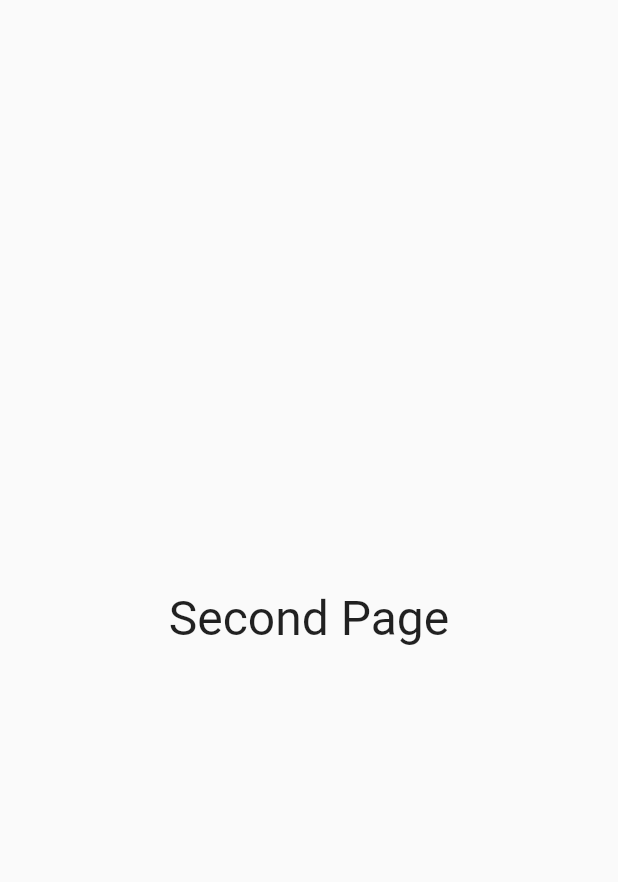
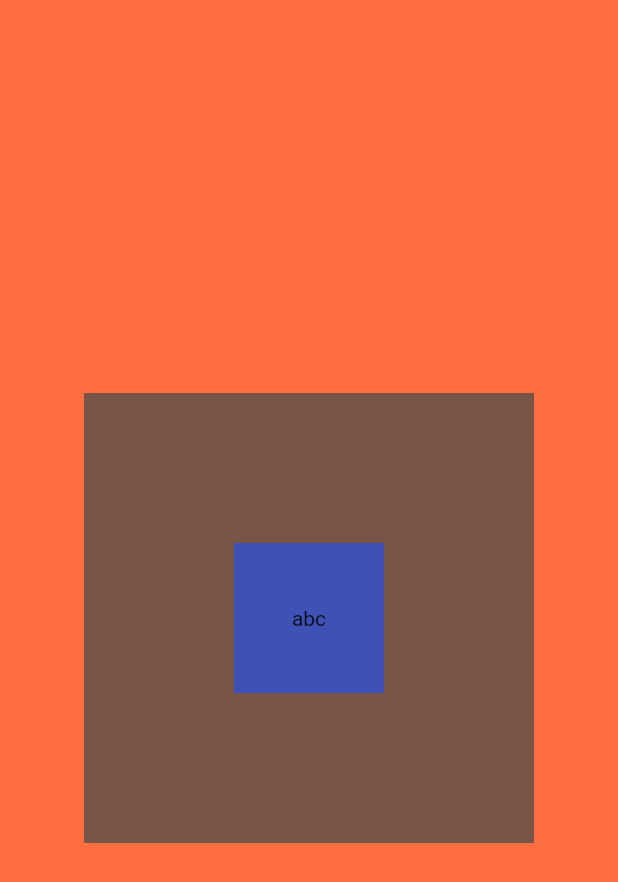
Before and after one commit to jihanislam007/ict_flutter_development_batch4, a Flutter app: the screen it shows after launch, after a tap on "Button push", on a phone screen of 412 x 824 dp. Shown: the top 882 px of the screen. Run offline on Flutter 3.47's test engine with Material 2 defaults, Android fonts, the phone set to English and light mode, and no system bars; network calls fail.

Commit message:
class -8

```diff
--- /dev/null
+++ b/lib/FirstPage.dart
@@ -0,0 +1,101 @@
+import 'package:flutter/material.dart';
+import 'package:ict_flutter_development_batch4/OfflineImageLoad.dart';
+import 'package:ict_flutter_development_batch4/OnlineImageLoading.dart';
+
+import 'Secondpage.dart';
+
+class Firstpage extends StatelessWidget {
+  const Firstpage({Key? key}) : super(key: key);
+
+  @override
+  Widget build(BuildContext context) {
+    return
+      Scaffold(
+        appBar: AppBar(
+          title: Text("Batch -4"),
+        ),
+        body: SafeArea(
+            child: ListView(
+              children: [
+                Container(
+                    height: 200,
+                    color: Colors.green,
+                    child: ListView(
+                      children: [
+                        Text("cdvdvd",style: TextStyle(fontSize: 32),),
+                        Text("cdvdvd",style: TextStyle(fontSize: 32))
+                      ],
+                    )),
+                Padding(
+                  padding: const EdgeInsets.all(8.0),
+                  child: Container(height: 200,
+                      color: Colors.red,child: Text("cdvdvd",style: TextStyle(fontSize: 32))),
+                ),
+                Align(
+                  alignment: Alignment.bottomRight,
+                  child: Padding(
+                    padding: const EdgeInsets.all(8.0),
+                    child: Container(
+                        height: 100,
+                        width: 200,
+                        color: Colors.amber,
+                        child: ListView(
+                          children: [
+                            Container(
+                              color: Colors.purple,
+                              child: Text("cdvdvd",textAlign: TextAlign.right,style: TextStyle(fontSize: 32)),
+                            ),
+                            Container(
+                              height: 24,
+                              color: Colors.brown,
+                              child: Text(""),
+                            ),
+                            Container(
+                              color: Colors.deepPurple,
+                              child: Text("cdvdvd",textAlign: TextAlign.right,style: TextStyle(fontSize: 32)),
+                            ),
+                          ],
+                        )),
+                  ),
+                ),
+
+                ElevatedButton(
+                    style: ButtonStyle(
+                      backgroundColor: MaterialStateProperty.all<Color>(Colors.amber),
+                    ),
+                    onPressed: (){
+
+                      Navigator.push(context, MaterialPageRoute(builder: (context)=> Secondpage()));
+
+                    }, child: Text("Button push",
+                )),
+                TextButton(onPressed: (){}, child: Text("text Button")),
+                OutlinedButton(onPressed: (){}, child: Text("text Button"))
+
+                ,ElevatedButton(
+                    style: ButtonStyle(
+                      backgroundColor: MaterialStateProperty.all<Color>(Colors.amber),
+                    ),
+                    onPressed: (){
+
+                      Navigator.push(context, MaterialPageRoute(builder: (context)=> OnlineImageLoad()));
+
+                    }, child: Text("Button push",
+                )),
+
+                ElevatedButton(
+        style: ButtonStyle(
+        backgroundColor: MaterialStateProperty.all<Color>(Colors.amber),
+      ),
+    onPressed: (){
+
+    Navigator.push(context, MaterialPageRoute(builder: (context)=> OfflineImageLoad()));
+
+    }, child: Text("Offline Image Load",
+    )),
+              ],
+            )
+        ),
+      );
+  }
+}
--- /dev/null
+++ b/lib/Secondpage.dart
@@ -0,0 +1,28 @@
+import 'package:flutter/material.dart';
+
+class Secondpage extends StatelessWidget {
+
+  @override
+  Widget build(BuildContext context) {
+    return Scaffold(
+      body: Container(
+        color: Colors.deepOrangeAccent,
+        child: Center(
+          child: Container(
+            height: 300,
+            width: 300,
+            color: Colors.brown,
+            child: Center(
+              child: Container(
+                height: 100,
+                width: 100,
+                color: Colors.indigo,
+                child: Center(child: Text("abc")),
+              ),
+            ),
+          ),
+        ),
+      ),
+    );
+  }
+}
--- a/lib/main.dart
+++ b/lib/main.dart
@@ -1,4 +1,6 @@
 import 'package:flutter/material.dart';
+
+import 'FirstPage.dart';
 
 void main() {
   runApp(Shihab());
@@ -9,93 +11,6 @@ class Shihab extends StatelessWidget {
   Widget build(BuildContext context) {
     return MaterialApp(
       home:Firstpage()
-      //Secondpage()
     );
   }
 }
-
-class Firstpage extends StatelessWidget {
-  const Firstpage({Key? key}) : super(key: key);
-
-  @override
-  Widget build(BuildContext context) {
-    return
-      Scaffold(
-      appBar: AppBar(
-        title: Text("Batch -4"),
-      ),
-      body: SafeArea(
-          child: ListView(
-            children: [
-              Container(
-                  height: 200,
-                  color: Colors.green,
-                  child: ListView(
-                    children: [
-                      Text("cdvdvd",style: TextStyle(fontSize: 32),),
-                      Text("cdvdvd",style: TextStyle(fontSize: 32))
-                    ],
-                  )),
-              Padding(
-                padding: const EdgeInsets.all(8.0),
-                child: Container(height: 200,
-                    color: Colors.red,child: Text("cdvdvd",style: TextStyle(fontSize: 32))),
-              ),
-              Align(
-                alignment: Alignment.bottomRight,
-                child: Padding(
-                  padding: const EdgeInsets.all(8.0),
-                  child: Container(
-                      height: 100,
-                      width: 200,
-                      color: Colors.amber,
-                      child: ListView(
-                        children: [
-                          Container(
-                            color: Colors.purple,
-                            child: Text("cdvdvd",textAlign: TextAlign.right,style: TextStyle(fontSize: 32)),
-                          ),
-                          Container(
-                            height: 24,
-                            color: Colors.brown,
-                            child: Text(""),
-                          ),
-                          Container(
-                            color: Colors.deepPurple,
-                            child: Text("cdvdvd",textAlign: TextAlign.right,style: TextStyle(fontSize: 32)),
-                          ),
-                        ],
-                      )),
-                ),
-              ),
-
-              ElevatedButton(
-                  style: ButtonStyle(
-                    backgroundColor: MaterialStateProperty.all<Color>(Colors.amber),
-                  ),
-                  onPressed: (){
-
-                    Navigator.push(context, MaterialPageRoute(builder: (context)=> Secondpage()));
-
-                  }, child: Text("Button push",
-                )),
-              TextButton(onPressed: (){}, child: Text("text Button")),
-              OutlinedButton(onPressed: (){}, child: Text("text Button"))
-
-            ],
-          )
-      ),
-    );
-  }
-}
-
-
-class Secondpage extends StatelessWidget {
-
-  @override
-  Widget build(BuildContext context) {
-    return Scaffold(
-      body: Center(child: Text("Second Page", style: TextStyle(fontSize: 32),)),
-    );
-  }
-}
--- a/pubspec.yaml
+++ b/pubspec.yaml
@@ -45,8 +45,9 @@ flutter:
   uses-material-design: true
 
   # To add assets to your application, add an assets section, like this:
-  # assets:
-  #   - images/a_dot_burr.jpeg
+  assets:
+    - images/android.png
+    - images/git.jpg
   #   - images/a_dot_ham.jpeg
 
   # An image asset can refer to one or more resolution-specific "variants", see
```
Also changed, not shown: lib/OfflineImageLoad.dart (added, +20 -0 lines), lib/OnlineImageLoading.dart (added, +25 -0 lines), images/android.png (added), images/git.jpg (added), 2 other files.
